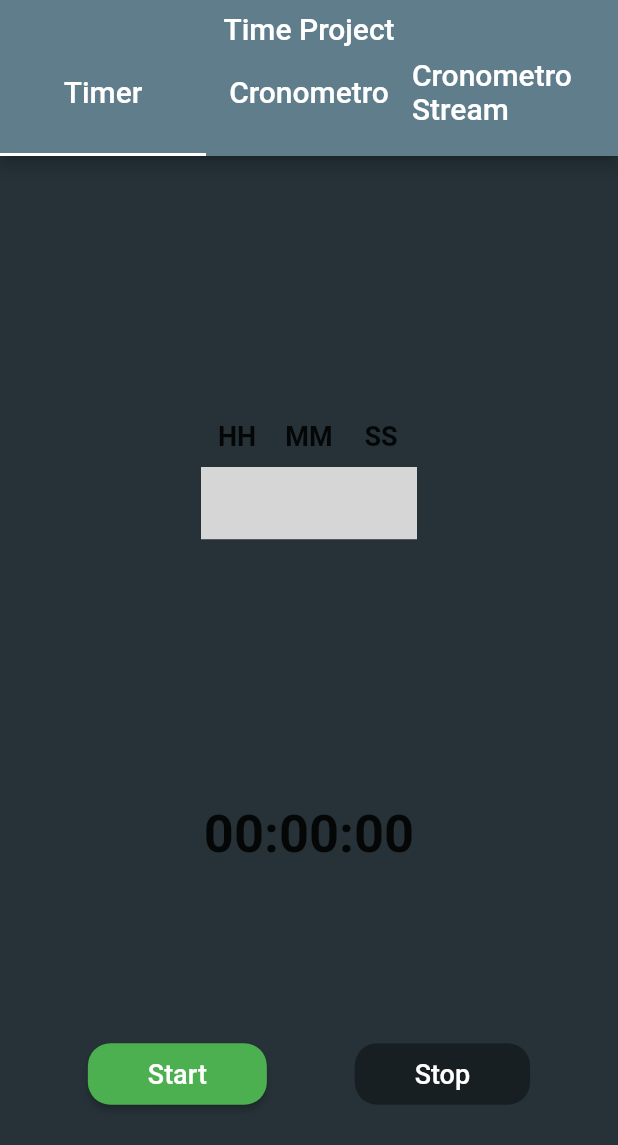
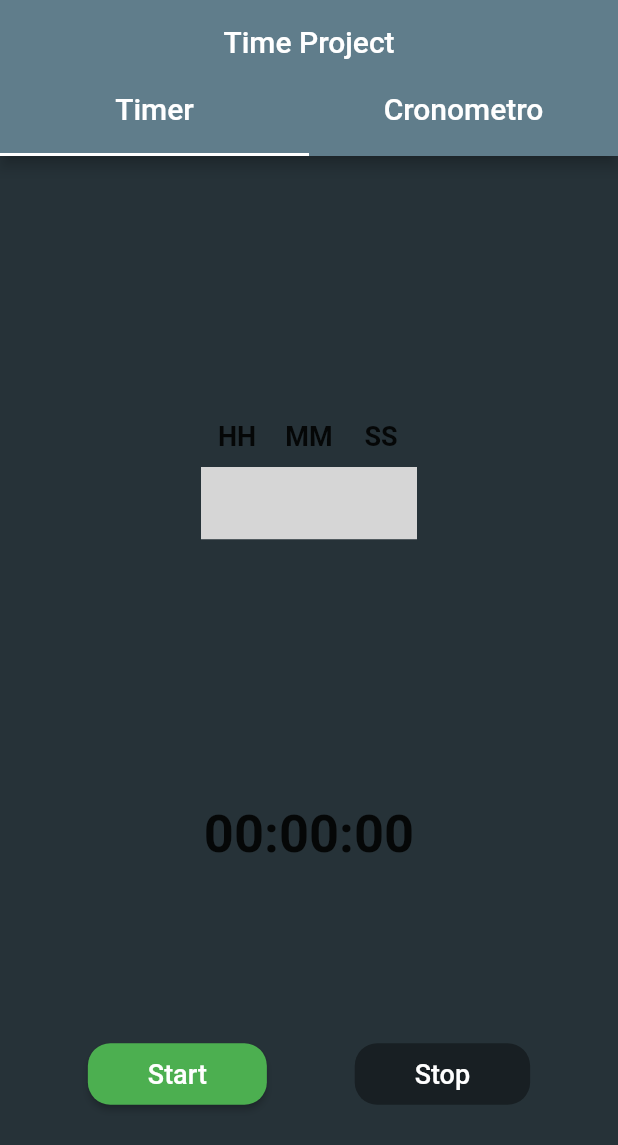
Before and after one commit to alba45/TIPSIT, a Flutter app: the screen it shows after launch, on a phone screen of 412 x 824 dp. Shown: the top 1145 px of the screen. Run offline on Flutter 3.47's test engine with Material 2 defaults, Android fonts, the phone set to English and light mode, and no system bars; our stand-ins replace numberpicker; statements that could not run were skipped; grey boxes are pictures that could not be loaded.

Commit message:
Update main.dart

```diff
--- a/esercizio1/lib/main.dart
+++ b/esercizio1/lib/main.dart
@@ -282,26 +282,13 @@ class _MyHomePageState extends State<MyHomePage> with TickerProviderStateMixin {
   bool startispressed = false;
   bool stopispressed = true;
   bool resetispressed = true;
-  String cronometrodisplay = "00:00:00";
-  var swatch = Stopwatch();
-  final dur = const Duration(seconds: 1);
-
-  void startTime() {
-    Timer(dur, keepRunning);
-  }
-
-  void keepRunning() {
-    if (swatch.isRunning) {
-      startTime();
-    }
-    setState(() {
-      cronometrodisplay = swatch.elapsed.inHours.toString().padLeft(2, "0") +
-          ":" +
-          (swatch.elapsed.inMinutes % 60).toString().padLeft(2, "0") +
-          ":" +
-          (swatch.elapsed.inSeconds % 60).toString().padLeft(2, "0");
-    });
-  }
+  bool stopflag = false;
+  bool resetfalg = false;
+  Stream<int> timerStream;
+  StreamSubscription<int> timerSubscription;
+  String hoursStr = '00';
+  String minutesStr = '00';
+  String secondsStr = '00';
 
   void startCronometro() {
     setState(() {
@@ -309,8 +296,6 @@ class _MyHomePageState extends State<MyHomePage> with TickerProviderStateMixin {
       stopispressed = false;
       resetispressed = true;
     });
-    swatch.start();
-    startTime();
   }
 
   void stopCronometro() {
@@ -319,7 +304,6 @@ class _MyHomePageState extends State<MyHomePage> with TickerProviderStateMixin {
       resetispressed = false;
       startispressed = false;
     });
-    swatch.stop();
   }
 
   void resetCronometro() {
@@ -328,98 +312,7 @@ class _MyHomePageState extends State<MyHomePage> with TickerProviderStateMixin {
       startispressed = false;
       resetispressed = true;
     });
-    swatch.reset();
-    cronometrodisplay = "00:00:00";
   }
-
-  Widget cronometro() {
-    return Container(
-      child: Column(
-        children: <Widget>[
-          Expanded(
-            flex: 6,
-            child: Container(
-              alignment: Alignment.center,
-              child: Text(
-                cronometrodisplay,
-                style: TextStyle(
-                  fontSize: 50.0,
-                  fontWeight: FontWeight.w700,
-                ),
-              ),
-            ),
-          ),
-          Expanded(
-            flex: 4,
-            child: Container(
-              child: Column(
-                children: <Widget>[
-                  Row(
-                    mainAxisAlignment: MainAxisAlignment.spaceEvenly,
-                    children: <Widget>[
-                      RaisedButton(
-                        onPressed: stopispressed ? null : stopCronometro,
-                        padding: EdgeInsets.symmetric(
-                          horizontal: 40.0,
-                          vertical: 15.0,
-                        ),
-                        color: Colors.red,
-                        child: Text(
-                          "Stop",
-                          style: TextStyle(
-                            fontSize: 20.0,
-                            color: Colors.white,
-                          ),
-                        ),
-                      ),
-                      RaisedButton(
-                        onPressed: resetispressed ? null : resetCronometro,
-                        color: Colors.blue,
-                        padding: EdgeInsets.symmetric(
-                          horizontal: 40.0,
-                          vertical: 15.0,
-                        ),
-                        child: Text(
-                          "Reset",
-                          style: TextStyle(
-                            fontSize: 20.0,
-                            color: Colors.white,
-                          ),
-                        ),
-                      ),
-                    ],
-                  ),
-                  RaisedButton(
-                    onPressed: startispressed ? null : startCronometro,
-                    padding: EdgeInsets.symmetric(
-                      horizontal: 80.0,
-                      vertical: 20.0,
-                    ),
-                    color: Colors.green,
-                    child: Text(
-                      "Start",
-                      style: TextStyle(
-                        fontSize: 20.0,
-                        color: Colors.white,
-                      ),
-                    ),
-                  ),
-                ],
-              ),
-            ),
-          ),
-        ],
-      ),
-    );
-  }
-
-//----------------------------- codice Gioco -----------------------------//
-  bool flag = true;
-  Stream<int> timerStream;
-  StreamSubscription<int> timerSubscription;
-  String hoursStr = '00';
-  String minutesStr = '00';
-  String secondsStr = '00';
 
   Stream<int> stopWatchStream() {
     StreamController<int> streamController;
@@ -439,7 +332,9 @@ class _MyHomePageState extends State<MyHomePage> with TickerProviderStateMixin {
     void tick(_) {
       counter++;
       streamController.add(counter);
-      if (!flag) {
+      if (!stopflag) {
+        while (stopflag == true) {}
+      } else if (resetfalg = true) {
         resetTimer();
       }
     }
@@ -483,9 +378,12 @@ class _MyHomePageState extends State<MyHomePage> with TickerProviderStateMixin {
                     mainAxisAlignment: MainAxisAlignment.spaceEvenly,
                     children: <Widget>[
                       RaisedButton(
-                        onPressed: stopispressed ? null : () {
-                          stopCronometro();
-                        },
+                        onPressed: stopispressed
+                            ? null
+                            : () {
+                                stopflag = true;
+                                stopCronometro();
+                              },
                         padding: EdgeInsets.symmetric(
                           horizontal: 40.0,
                           vertical: 15.0,
@@ -500,7 +398,10 @@ class _MyHomePageState extends State<MyHomePage> with TickerProviderStateMixin {
                         ),
                       ),
                       RaisedButton(
-                        onPressed: resetispressed ? null : () {
+                        onPressed: resetispressed
+                            ? null
+                            : () {
+                                resetfalg = true;
                                 resetCronometro();
                                 timerSubscription.cancel();
                                 timerStream = null;
@@ -526,8 +427,11 @@ class _MyHomePageState extends State<MyHomePage> with TickerProviderStateMixin {
                     ],
                   ),
                   RaisedButton(
-                    onPressed: startispressed ? null: () {
-                      startCronometro();
+                    onPressed: startispressed
+                        ? null
+                        : () {
+                            stopflag = false;
+                            startCronometro();
                             timerStream = stopWatchStream();
                             timerSubscription =
                                 timerStream.listen((int newTick) {
@@ -575,7 +479,7 @@ class _MyHomePageState extends State<MyHomePage> with TickerProviderStateMixin {
   @override
   void initState() {
     tb = TabController(
-      length: 3,
+      length: 2,
       vsync: this,
     );
     super.initState();
@@ -597,8 +501,7 @@ class _MyHomePageState extends State<MyHomePage> with TickerProviderStateMixin {
           tabs: <Widget>[
             //una TabBar con
             Text("Timer"), //le opzioni di scelta
-            Text("Cronometro"), //Timer, Cronometro e Gioco
-            Text("Cronometro\tStream"),
+            Text("Cronometro"), //Timer, Cronometro
           ],
           labelPadding: EdgeInsets.only(
             bottom: 18.0, //la distanza dal fondo della AppBar
@@ -611,9 +514,8 @@ class _MyHomePageState extends State<MyHomePage> with TickerProviderStateMixin {
         ),
       ),
       body: TabBarView(
-        children: <Widget>[
-          countdown(), //qui richiamiamo le pagine
-          cronometro(), //che appariranno in base
+        children: <Widget>[//qui richiamiamo le pagine
+          countdown(), //che appariranno in base
           cronometrostream(), //alla barra selezionata
         ],
         controller: tb, //controller della TabBar
```
